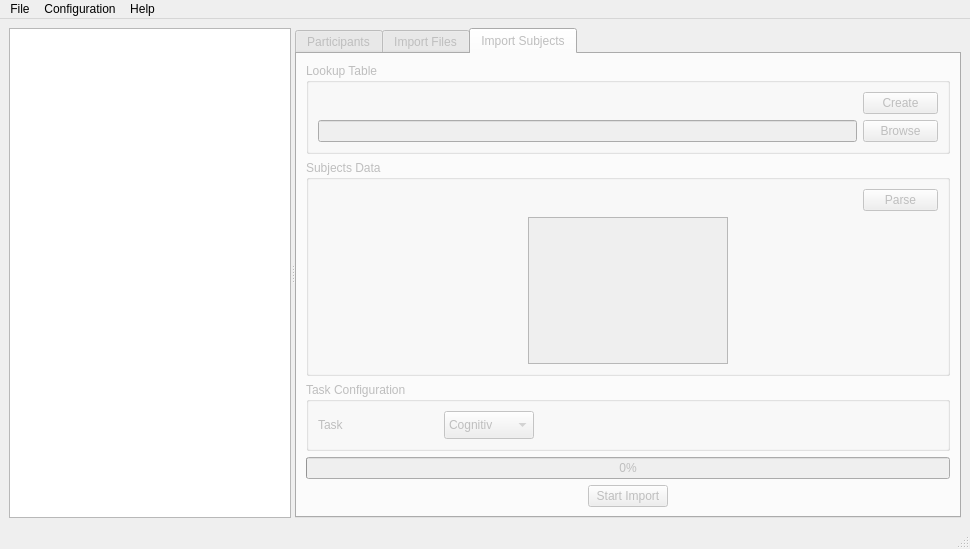
Old version of the form bidsificator/forms/MainWindow.ui in the repository HIP-infrastructure/Bidsificator.
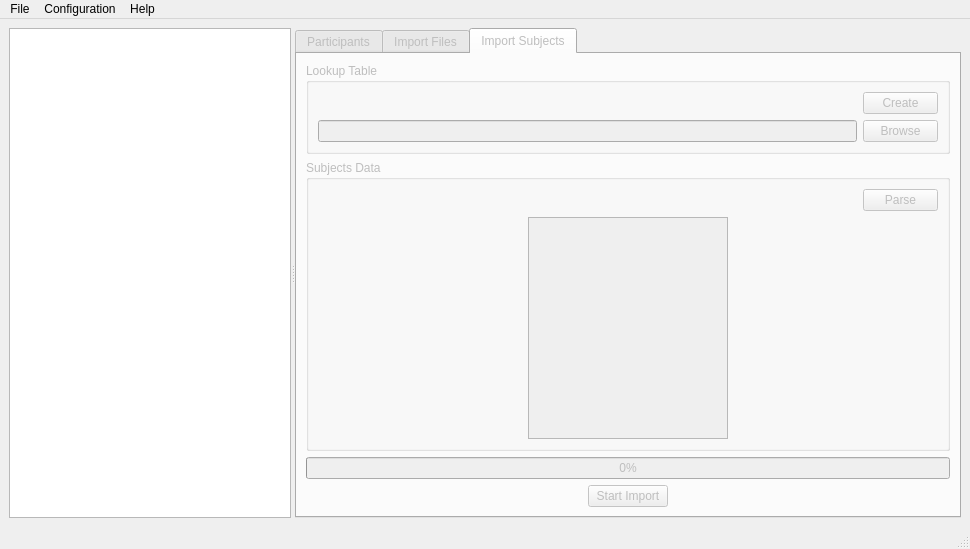
New version of the form. The open tabs and pages were chosen to show the change. Custom widgets are drawn as their Qt base class.

Commit message: Fix ui duplicate in third tab

What changed in the file:
```diff
--- a/bidsificator/forms/MainWindow.ui
+++ b/bidsificator/forms/MainWindow.ui
@@ -802,93 +802,6 @@
           </widget>
          </item>
          <item row="2" column="0">
-          <widget class="QGroupBox" name="taskGroupBox">
-           <property name="title">
-            <string>Task Configuration</string>
-           </property>
-           <layout class="QHBoxLayout" name="taskHorizontalLayout">
-            <item>
-             <widget class="QLabel" name="IS_TaskLabel">
-              <property name="minimumSize">
-               <size>
-                <width>120</width>
-                <height>0</height>
-               </size>
-              </property>
-              <property name="maximumSize">
-               <size>
-                <width>120</width>
-                <height>16777215</height>
-               </size>
-              </property>
-              <property name="text">
-               <string>Task</string>
-              </property>
-             </widget>
-            </item>
-            <item>
-             <widget class="QComboBox" name="IS_TaskComboBox">
-              <property name="minimumSize">
-               <size>
-                <width>0</width>
-                <height>28</height>
-               </size>
-              </property>
-              <property name="maximumSize">
-               <size>
-                <width>16777215</width>
-                <height>16777215</height>
-               </size>
-              </property>
-              <item>
-               <property name="text">
-                <string>Cognitiv</string>
-               </property>
-              </item>
-              <item>
-               <property name="text">
-                <string>Seizure</string>
-               </property>
-              </item>
-              <item>
-               <property name="text">
-                <string>Interictal</string>
-               </property>
-              </item>
-              <item>
-               <property name="text">
-                <string>Stimulation</string>
-               </property>
-              </item>
-              <item>
-               <property name="text">
-                <string>Sleep</string>
-               </property>
-              </item>
-              <item>
-               <property name="text">
-                <string>Rest</string>
-               </property>
-              </item>
-             </widget>
-            </item>
-            <item>
-             <spacer name="taskHorizontalSpacer">
-              <property name="orientation">
-               <enum>Qt::Orientation::Horizontal</enum>
-              </property>
-              <property name="sizeHint" stdset="0">
-               <size>
-                <width>40</width>
-                <height>20</height>
-               </size>
-              </property>
-             </spacer>
-            </item>
-           </layout>
-          </widget>
-         </item>
-         <item row="3" column="0">
           <widget class="QProgressBar" name="IS_progressBar">
            <property name="value">
             <number>0</number>
```
The commit also changes 3 other files.
